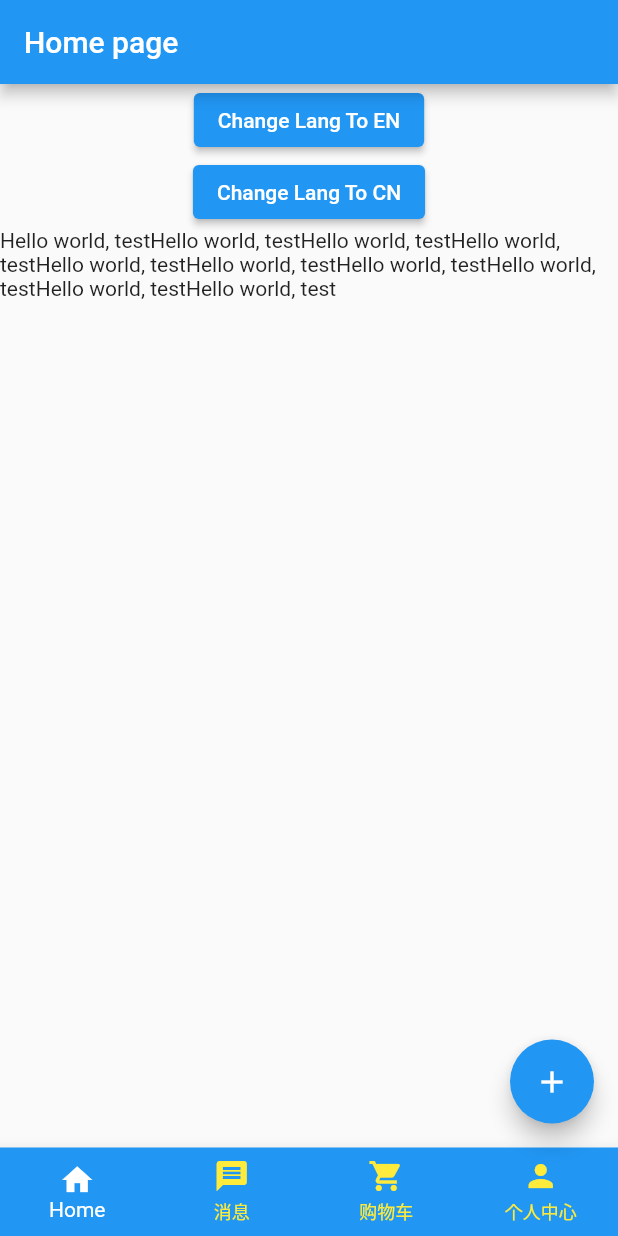
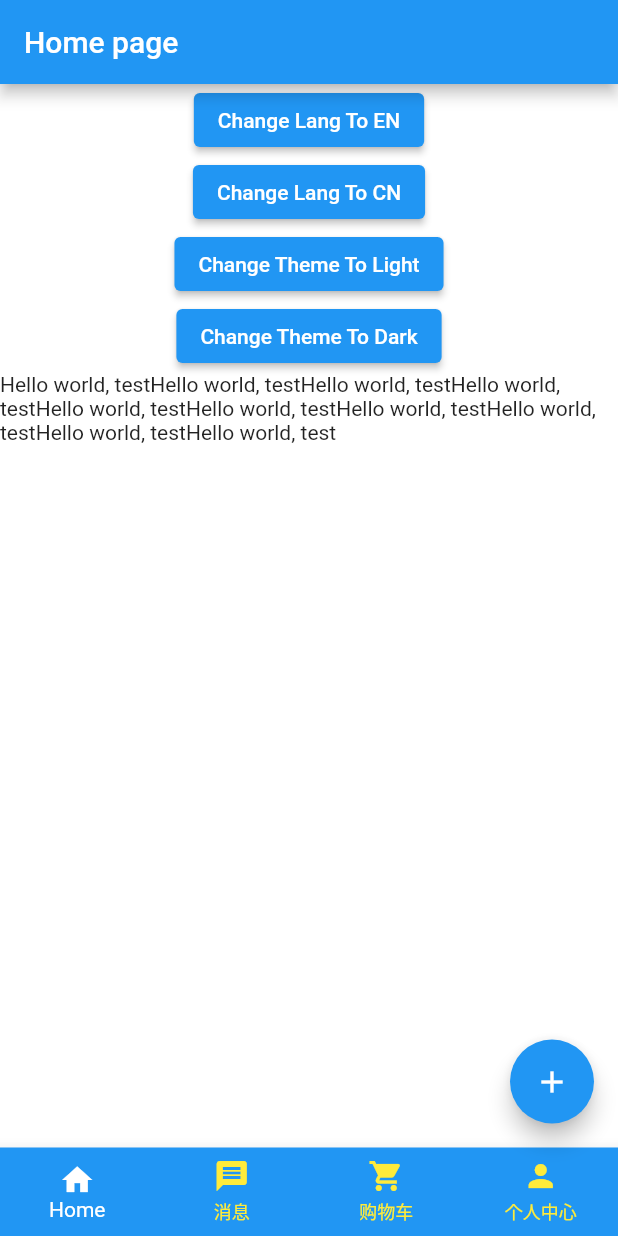
Before and after one commit to robert-luoqing/FlutterScaffold, a Flutter app: the screen it shows after launch, on a phone screen of 412 x 824 dp. Run offline on Flutter 3.47's test engine with Material 2 defaults, Android fonts, the phone set to English and light mode, and no system bars; our stand-ins replace cached_network_image, carousel_slider, connectivity, date_format, device_info_plus, dio and 10 more; missing offline and left inert: adaptive_action_sheet, flutter_sound, load, multi_image_picker, qr_code_scanner; accounts and stored records are empty; generated files the repository leaves out were written again; Roboto replaces fonts that are missing (arial).

Commit message:
Add theme into project

```diff
--- /dev/null
+++ b/lib/common/providers/themeProvider.dart
@@ -0,0 +1,39 @@
+import 'package:FlutterScaffold/theme/baseTheme.dart';
+import 'package:flutter/foundation.dart';
+import 'package:flutter/widgets.dart';
+
+class SPThemeProvider with ChangeNotifier, DiagnosticableTreeMixin {
+  BaseTheme _currentTheme = BaseTheme();
+  SPThemeProvider();
+
+  changeTheme(BaseTheme theme) {
+    this._currentTheme = theme;
+    notifyListeners();
+  }
+
+  get currentTheme {
+    return _currentTheme;
+  }
+
+  /// Makes `Counter` readable inside the devtools by listing all of its properties
+  @override
+  void debugFillProperties(DiagnosticPropertiesBuilder properties) {
+    super.debugFillProperties(properties);
+    // properties.add(IntProperty('count', count));
+  }
+}
+
+class SPTheme extends InheritedWidget {
+  final BaseTheme theme;
+  SPTheme({required this.theme, required Widget child}) : super(child: child);
+
+  static BaseTheme of(BuildContext context) {
+    var themeWidget = context.dependOnInheritedWidgetOfExactType<SPTheme>();
+    return themeWidget!.theme;
+  }
+
+  @override
+  bool updateShouldNotify(covariant SPTheme oldWidget) {
+    return oldWidget.theme != this.theme;
+  }
+}
--- a/lib/main.dart
+++ b/lib/main.dart
@@ -1,10 +1,12 @@
 import 'dart:io';
+import 'package:FlutterScaffold/theme/baseTheme.dart';
 import 'package:provider/provider.dart';
 import 'common/controlls/app.dart';
 import 'common/core/eventBus.dart';
 import 'common/core/eventBusType.dart';
 import 'common/providers/globalVariableProvider.dart';
 import 'common/providers/i18nProvider.dart';
+import 'common/providers/themeProvider.dart';
 import 'dao/baseDao.dart';
 import 'routes.dart';
 import 'package:flutter/material.dart';
@@ -25,6 +27,7 @@ void main() async {
   runApp(MultiProvider(providers: [
     ChangeNotifierProvider(create: (_) => SPGlobalVariableProvider()),
     ChangeNotifierProvider(create: (_) => SPI18NProvider()),
+    ChangeNotifierProvider(create: (_) => SPThemeProvider()),
   ], child: MyApp()));
 }
 
@@ -38,6 +41,7 @@ class MyApp extends StatefulWidget {
 class _MyAppState extends State<MyApp> {
   bool inited = false;
   String appName = "Flutter Scaffold";
+
   _initBasicData() async {
     this.setState(() {
       inited = true;
@@ -75,20 +79,22 @@ class _MyAppState extends State<MyApp> {
             fit: BoxFit.fill,
           ));
     } else {
-      return Consumer<SPI18NProvider>(
-          builder: (context, provider, child) => SPApp(
+      return Consumer2<SPI18NProvider, SPThemeProvider>(
+          builder: (context, i18nProv, themeProv, child) => SPTheme(
+              theme: themeProv.currentTheme,
+              child: SPApp(
                 title: this.appName,
                 initialRoute: SPRoute.initialRoute,
                 routes: SPRoute.routes,
-                supportedLocales: provider.supportedLocales,
+                supportedLocales: i18nProv.supportedLocales,
                 localizationsDelegates: [
-                  provider.delegate,
+                  i18nProv.delegate,
                 ],
-                locale: provider.currentLocale,
+                locale: i18nProv.currentLocale,
                 builder: (context, widget) {
                   return SPLoading(child: Container(child: widget));
                 },
-              ));
+              )));
     }
   }
 }
--- a/lib/pages/home/home.dart
+++ b/lib/pages/home/home.dart
@@ -1,4 +1,7 @@
 import 'package:FlutterScaffold/common/providers/i18nProvider.dart';
+import 'package:FlutterScaffold/common/providers/themeProvider.dart';
+import 'package:FlutterScaffold/theme/baseTheme.dart';
+import 'package:FlutterScaffold/theme/darkTheme.dart';
 import 'package:flutter/material.dart';
 import 'package:provider/provider.dart';
 
@@ -55,6 +58,7 @@ class _MyHomePageState extends State<MyHomePage> {
       ),
       body: Container(
           constraints: BoxConstraints.expand(),
+          color: SPTheme.of(context).primaryColor,
           child: Column(
             children: [
               ElevatedButton(
@@ -71,7 +75,23 @@ class _MyHomePageState extends State<MyHomePage> {
                         .changeLocale(localeProvider.supportedLocales[1]);
                   },
                   child: Text("Change Lang To CN")),
-              Center(child: Text("Hello world, test" * 10)),
+              ElevatedButton(
+                  onPressed: () {
+                    var themeProvider = context.read<SPThemeProvider>();
+                    themeProvider.changeTheme(BaseTheme());
+                  },
+                  child: Text("Change Theme To Light")),
+              ElevatedButton(
+                  onPressed: () {
+                    var themeProvider = context.read<SPThemeProvider>();
+                    themeProvider.changeTheme(DarkTheme());
+                  },
+                  child: Text("Change Theme To Dark")),
+              Center(
+                  child: Text(
+                "Hello world, test" * 10,
+                style: TextStyle(fontFamily: "arial", fontSize: 14),
+              )),
             ],
           )),
       floatingActionButton: FloatingActionButton(
--- /dev/null
+++ b/lib/theme/baseTheme.dart
@@ -0,0 +1,5 @@
+import 'package:flutter/material.dart';
+
+class BaseTheme {
+  var primaryColor = Colors.white;
+}
--- /dev/null
+++ b/lib/theme/darkTheme.dart
@@ -0,0 +1,6 @@
+import 'package:FlutterScaffold/theme/baseTheme.dart';
+import 'package:flutter/material.dart';
+
+class DarkTheme implements BaseTheme {
+  var primaryColor = Colors.black;
+}
```
